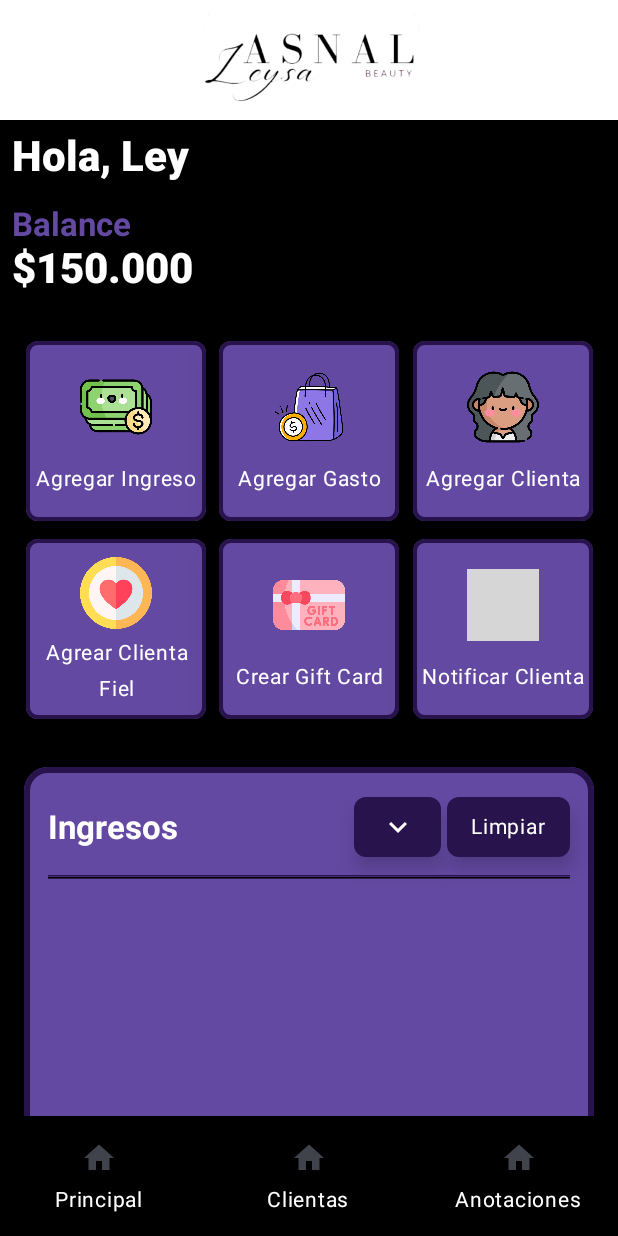
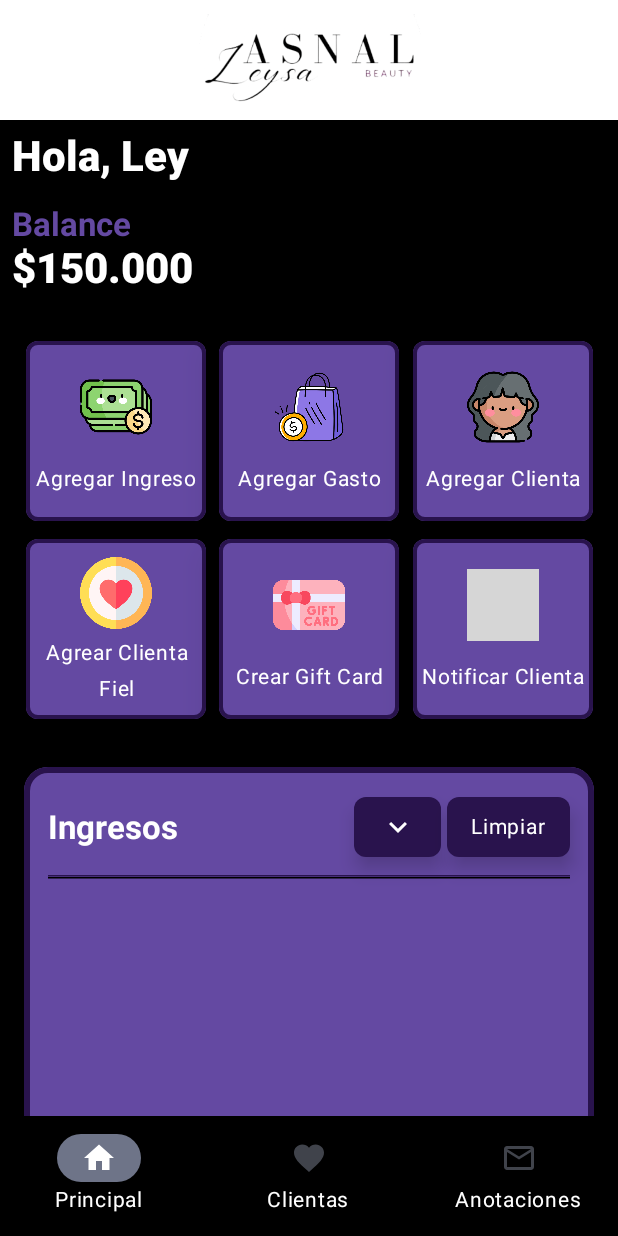
Before and after one commit to dnuccio80/LeysaAsnalBeauty, an Android app built with Jetpack Compose: the screen it shows after launch (MainActivity), on a phone screen of 412 x 824 dp. Run offline under Robolectric (Android 15) with nearby library versions, the phone set to English and light mode, and no system bars; our stand-ins replace Dagger/Hilt's generated code; grey boxes are pictures that could not be loaded.

Commit message:
- Refactoring Code - AlertDialogItem created - Added strings. - added selectedItem (var) on BottomBar

```diff
--- a/app/src/main/java/com/example/leysaasnalbeauty/leyasnal/ui/components/AcceptDeclineButtons.kt
+++ b/app/src/main/java/com/example/leysaasnalbeauty/leyasnal/ui/components/AcceptDeclineButtons.kt
@@ -16,7 +16,7 @@ import com.example.leysaasnalbeauty.ui.theme.DarkAccentColor
 
 @Composable
 fun AcceptDeclineButtons(onAccept: () -> Unit, onDecline: () -> Unit) {
-    Row(Modifier.fillMaxWidth(), horizontalArrangement = Arrangement.spacedBy(8.dp)) {
+    Row(Modifier.fillMaxWidth(), horizontalArrangement = Arrangement.Absolute.SpaceEvenly) {
         ButtonTextItem(stringResource(R.string.cancel)) { onDecline() }
         ButtonTextItem(stringResource(R.string.accept)) { onAccept() }
     }
--- a/app/src/main/java/com/example/leysaasnalbeauty/leyasnal/ui/screens/HomeScreen.kt
+++ b/app/src/main/java/com/example/leysaasnalbeauty/leyasnal/ui/screens/HomeScreen.kt
@@ -23,6 +23,7 @@ import androidx.compose.ui.graphics.Color
 import androidx.compose.ui.res.stringResource
 import androidx.compose.ui.unit.dp
 import com.example.leysaasnalbeauty.R
+import com.example.leysaasnalbeauty.leyasnal.ui.components.AlertDialogItem
 import com.example.leysaasnalbeauty.leyasnal.ui.components.AmountDialog
 import com.example.leysaasnalbeauty.leyasnal.ui.components.BalanceDetail
 import com.example.leysaasnalbeauty.leyasnal.ui.components.ClientDialog
@@ -37,6 +38,8 @@ fun HomeScreen(innerPadding: PaddingValues) {
     var showAddEarningDialog by rememberSaveable { mutableStateOf(false) }
     var showAddExpenseDialog by rememberSaveable { mutableStateOf(false) }
     var showAddClientDialog by rememberSaveable { mutableStateOf(false) }
+    var showCleanEarningsDialog by rememberSaveable { mutableStateOf(false) }
+    var showCleanExpensesDialog by rememberSaveable { mutableStateOf(false) }
 
     Box(
         Modifier
@@ -62,8 +65,8 @@ fun HomeScreen(innerPadding: PaddingValues) {
                     showNewClientDialog = { showAddClientDialog = true }
                 )
                 Spacer(Modifier.size(0.dp))
-                TransactionsSection(stringResource(R.string.earnings))
-                TransactionsSection(stringResource(R.string.expenses))
+                TransactionsSection(stringResource(R.string.earnings)) { showCleanEarningsDialog = true }
+                TransactionsSection(stringResource(R.string.expenses)) { showCleanExpensesDialog = true }
 
                 // Earning Dialog
                 AmountDialog(
@@ -88,6 +91,21 @@ fun HomeScreen(innerPadding: PaddingValues) {
                     onDismiss = { showAddClientDialog = false },
                     onConfirm = { }
                 )
+
+                // Alert Clean Earnings Dialog
+                AlertDialogItem(
+                    show = showCleanEarningsDialog,
+                    text = stringResource(R.string.clean_earnings),
+                    onDismiss = { showCleanEarningsDialog = false },
+                    onConfirm = { showCleanEarningsDialog = false }
+                )
+
+                AlertDialogItem(
+                    show = showCleanExpensesDialog,
+                    text = stringResource(R.string.clean_expenses),
+                    onDismiss = { showCleanExpensesDialog = false },
+                    onConfirm = { showCleanExpensesDialog = false }
+                )
             }
         }
     }
--- a/app/src/main/java/com/example/leysaasnalbeauty/leyasnal/ui/sections/BottomBar.kt
+++ b/app/src/main/java/com/example/leysaasnalbeauty/leyasnal/ui/sections/BottomBar.kt
@@ -2,11 +2,17 @@ package com.example.leysaasnalbeauty.leyasnal.ui.sections
 
 import androidx.compose.foundation.layout.fillMaxWidth
 import androidx.compose.material.icons.Icons
+import androidx.compose.material.icons.filled.Favorite
 import androidx.compose.material.icons.filled.Home
+import androidx.compose.material.icons.filled.MailOutline
 import androidx.compose.material3.Icon
 import androidx.compose.material3.NavigationBar
 import androidx.compose.material3.NavigationBarItem
 import androidx.compose.runtime.Composable
+import androidx.compose.runtime.getValue
+import androidx.compose.runtime.mutableIntStateOf
+import androidx.compose.runtime.saveable.rememberSaveable
+import androidx.compose.runtime.setValue
 import androidx.compose.ui.Modifier
 import androidx.compose.ui.graphics.Color
 import androidx.compose.ui.res.stringResource
@@ -15,27 +21,30 @@ import com.example.leysaasnalbeauty.leyasnal.ui.components.BodyText
 
 @Composable
 fun BottomBar() {
+
+    var selectedItem by rememberSaveable { mutableIntStateOf(0) }
+
     NavigationBar(
         Modifier.fillMaxWidth(),
         containerColor = Color.Black
     ) {
         NavigationBarItem(
-            selected = false,
-            onClick = { },
+            selected = selectedItem == 0,
+            onClick = { selectedItem = 0 },
             icon = { Icon(Icons.Filled.Home, contentDescription = "") },
             label = { BodyText(stringResource(R.string.home)) }
         )
         NavigationBarItem(
-            selected = false,
-            onClick = { },
-            icon = { Icon(Icons.Filled.Home, contentDescription = "") },
+            selected = selectedItem == 1,
+            onClick = { selectedItem = 1 },
+            icon = { Icon(Icons.Filled.Favorite, contentDescription = "") },
             label = { BodyText(stringResource(R.string.clients)) }
 
         )
         NavigationBarItem(
-            selected = false,
-            onClick = { },
-            icon = { Icon(Icons.Filled.Home, contentDescription = "") },
+            selected = selectedItem == 2,
+            onClick = { selectedItem = 2 },
+            icon = { Icon(Icons.Filled.MailOutline, contentDescription = "") },
             label = { BodyText(stringResource(R.string.annotations)) }
         )
     }
--- a/app/src/main/java/com/example/leysaasnalbeauty/leyasnal/ui/sections/TransactionsSection.kt
+++ b/app/src/main/java/com/example/leysaasnalbeauty/leyasnal/ui/sections/TransactionsSection.kt
@@ -38,7 +38,7 @@ import com.example.leysaasnalbeauty.ui.theme.DarkAccentColor
 import com.example.leysaasnalbeauty.ui.theme.MainColor
 
 @Composable
-fun TransactionsSection(title:String) {
+fun TransactionsSection(title:String, onCleanButtonClicked:() -> Unit) {
 
     var isExpanded by rememberSaveable { mutableStateOf(false) }
 
@@ -70,7 +70,7 @@ fun TransactionsSection(title:String) {
                 }
                 ButtonIconItem(if(isExpanded) Icons.Filled.KeyboardArrowUp else Icons.Filled.KeyboardArrowDown) { isExpanded = !isExpanded }
                 Spacer(Modifier.size(4.dp))
-                ButtonTextItem(stringResource(R.string.clean)) {  }
+                ButtonTextItem(stringResource(R.string.clean)) { onCleanButtonClicked() }
             }
             Column(Modifier.fillMaxWidth()) {
                 HorizontalDivider(thickness = 1.dp, color = DarkAccentColor)
--- a/app/src/main/res/values/strings.xml
+++ b/app/src/main/res/values/strings.xml
@@ -10,6 +10,8 @@
     <string name="amount">Monto</string>
     <string name="description">Descripción</string>
     <string name="home">Principal</string>
+    <string name="clean_earnings">¿Estás segura que quieres limpiar los datos de los ingresos? Una vez borrados no se pueden recuperar</string>
+    <string name="clean_expenses">¿Estás segura que quieres limpiar los datos de los gastos? Una vez borrados no se pueden recuperar</string>
     <string name="clean">Limpiar</string>
     <string name="phone_number">Número de celular</string>
     <string name="details">Detalles</string>
```
Also changed, not shown: app/src/main/java/com/example/leysaasnalbeauty/leyasnal/ui/components/AlertDialogItem.kt (added, +59 -0 lines).
